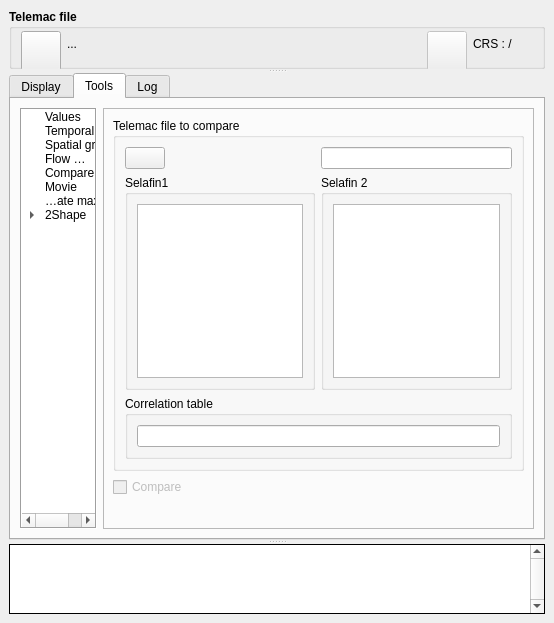
The window that ui/properties.ui (Artelia/PostTelemac) describes before a commit, drawn with Qt 5.
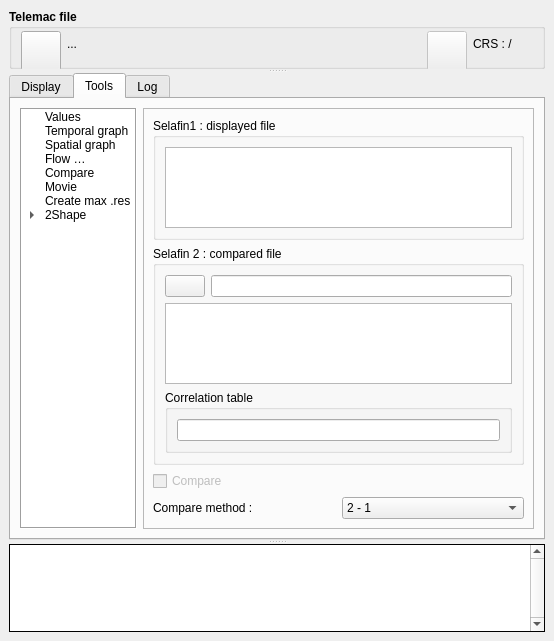
The same window after the commit. The open tabs and pages were chosen to show the change. Icons and pictures are not drawn.

The edit to the form file:
```diff
--- a/ui/properties.ui
+++ b/ui/properties.ui
@@ -7,7 +7,7 @@
     <x>0</x>
     <y>0</y>
     <width>554</width>
-    <height>622</height>
+    <height>641</height>
    </rect>
   </property>
   <property name="sizePolicy">
@@ -19,7 +19,7 @@
   <property name="minimumSize">
    <size>
     <width>554</width>
-    <height>622</height>
+    <height>641</height>
    </size>
   </property>
   <property name="floating">
@@ -1983,64 +1983,76 @@
             </layout>
            </widget>
            <widget class="QWidget" name="page_compare">
-            <layout class="QVBoxLayout" name="verticalLayout_7">
-             <item>
-              <widget class="QGroupBox" name="groupBox_9">
+            <layout class="QGridLayout" name="gridLayout_4">
+             <item row="2" column="0">
+              <widget class="QCheckBox" name="checkBox_6">
+               <property name="enabled">
+                <bool>false</bool>
+               </property>
                <property name="sizePolicy">
-                <sizepolicy hsizetype="Preferred" vsizetype="Preferred">
+                <sizepolicy hsizetype="Preferred" vsizetype="Fixed">
                  <horstretch>0</horstretch>
                  <verstretch>0</verstretch>
                 </sizepolicy>
                </property>
+               <property name="text">
+                <string>Compare</string>
+               </property>
+              </widget>
+             </item>
+             <item row="1" column="0" colspan="2">
+              <widget class="QGroupBox" name="groupBox_11">
                <property name="title">
-                <string>Telemac file to compare</string>
+                <string>Selafin 2 : compared file</string>
                </property>
-               <layout class="QGridLayout" name="gridLayout_4">
-                <item row="3" column="1">
-                 <widget class="QGroupBox" name="groupBox_11">
-                  <property name="title">
-                   <string>Selafin 2</string>
+               <layout class="QGridLayout" name="gridLayout_19">
+                <item row="1" column="1" colspan="2">
+                 <widget class="QTextEdit" name="textEdit_3">
+                  <property name="sizePolicy">
+                   <sizepolicy hsizetype="Preferred" vsizetype="Preferred">
+                    <horstretch>0</horstretch>
+                    <verstretch>0</verstretch>
+                   </sizepolicy>
                   </property>
-                  <layout class="QHBoxLayout" name="horizontalLayout_6">
-                   <item>
-                    <widget class="QTextEdit" name="textEdit_3">
-                     <property name="sizePolicy">
-                      <sizepolicy hsizetype="Preferred" vsizetype="Preferred">
-                       <horstretch>0</horstretch>
-                       <verstretch>0</verstretch>
-                      </sizepolicy>
-                     </property>
-                     <property name="readOnly">
-                      <bool>true</bool>
-                     </property>
-                    </widget>
-                   </item>
-                  </layout>
+                  <property name="readOnly">
+                   <bool>true</bool>
+                  </property>
                  </widget>
                 </item>
-                <item row="3" column="0">
-                 <widget class="QGroupBox" name="groupBox_10">
-                  <property name="title">
-                   <string>Selafin1</string>
+                <item row="0" column="1">
+                 <widget class="QPushButton" name="pushButton_8">
+                  <property name="sizePolicy">
+                   <sizepolicy hsizetype="Fixed" vsizetype="Fixed">
+                    <horstretch>0</horstretch>
+                    <verstretch>0</verstretch>
+                   </sizepolicy>
                   </property>
-                  <layout class="QHBoxLayout" name="horizontalLayout_3">
-                   <item>
-                    <widget class="QTextEdit" name="textEdit_2">
-                     <property name="sizePolicy">
-                      <sizepolicy hsizetype="Preferred" vsizetype="Preferred">
-                       <horstretch>0</horstretch>
-                       <verstretch>0</verstretch>
-                      </sizepolicy>
-                     </property>
-                     <property name="textInteractionFlags">
-                      <set>Qt::NoTextInteraction</set>
-                     </property>
-                    </widget>
-                   </item>
-                  </layout>
+                  <property name="text">
+                   <string/>
+                  </property>
+                  <property name="icon">
+                   <iconset>
+                    <normaloff>:/plugins/PostTelemac/icons/Open_48x48.png</normaloff>:/plugins/PostTelemac/icons/Open_48x48.png</iconset>
+                  </property>
+                  <property name="iconSize">
+                   <size>
+                    <width>20</width>
+                    <height>20</height>
+                   </size>
+                  </property>
                  </widget>
                 </item>
-                <item row="4" column="0" colspan="2">
+                <item row="0" column="2">
+                 <widget class="QLineEdit" name="lineEdit_5">
+                  <property name="sizePolicy">
+                   <sizepolicy hsizetype="Expanding" vsizetype="Fixed">
+                    <horstretch>0</horstretch>
+                    <verstretch>0</verstretch>
+                   </sizepolicy>
+                  </property>
+                 </widget>
+                </item>
+                <item row="2" column="1" colspan="2">
                  <widget class="QGroupBox" name="groupBox_12">
                   <property name="maximumSize">
                    <size>
@@ -2064,71 +2076,52 @@
                   </layout>
                  </widget>
                 </item>
-                <item row="0" column="1">
-                 <widget class="QLineEdit" name="lineEdit_5">
+               </layout>
+              </widget>
+             </item>
+             <item row="0" column="0" colspan="2">
+              <widget class="QGroupBox" name="groupBox_10">
+               <property name="title">
+                <string>Selafin1 : displayed file</string>
+               </property>
+               <layout class="QHBoxLayout" name="horizontalLayout_3">
+                <item>
+                 <widget class="QTextEdit" name="textEdit_2">
                   <property name="sizePolicy">
-                   <sizepolicy hsizetype="Expanding" vsizetype="Fixed">
+                   <sizepolicy hsizetype="Preferred" vsizetype="Preferred">
                     <horstretch>0</horstretch>
                     <verstretch>0</verstretch>
                    </sizepolicy>
                   </property>
-                 </widget>
-                </item>
-                <item row="0" column="0">
-                 <widget class="QPushButton" name="pushButton_8">
-                  <property name="sizePolicy">
-                   <sizepolicy hsizetype="Fixed" vsizetype="Fixed">
-                    <horstretch>0</horstretch>
-                    <verstretch>0</verstretch>
-                   </sizepolicy>
+                  <property name="textInteractionFlags">
+                   <set>Qt::NoTextInteraction</set>
                   </property>
-                  <property name="text">
-                   <string/>
-                  </property>
-                  <property name="icon">
-                   <iconset>
-                    <normaloff>:/plugins/PostTelemac/icons/Open_48x48.png</normaloff>:/plugins/PostTelemac/icons/Open_48x48.png</iconset>
-                  </property>
-                  <property name="iconSize">
-                   <size>
-                    <width>20</width>
-                    <height>20</height>
-                   </size>
-                  </property>
                  </widget>
                 </item>
                </layout>
               </widget>
              </item>
-             <item>
-              <widget class="QCheckBox" name="checkBox_6">
-               <property name="enabled">
-                <bool>false</bool>
-               </property>
-               <property name="sizePolicy">
-                <sizepolicy hsizetype="Preferred" vsizetype="Fixed">
-                 <horstretch>0</horstretch>
-                 <verstretch>0</verstretch>
-                </sizepolicy>
-               </property>
+             <item row="3" column="1">
+              <widget class="QComboBox" name="comboBox_compare_method">
+               <item>
+                <property name="text">
+                 <string>2 - 1</string>
+                </property>
+               </item>
+               <item>
+                <property name="text">
+                 <string>1 - 2</string>
+                </property>
+               </item>
+              </widget>
+             </item>
+             <item row="3" column="0">
+              <widget class="QLabel" name="label_33">
                <property name="text">
-                <string>Compare</string>
+                <string>Compare method : </string>
                </property>
               </widget>
              </item>
-             <item>
-              <spacer name="verticalSpacer_2">
-               <property name="orientation">
-                <enum>Qt::Vertical</enum>
-               </property>
-               <property name="sizeHint" stdset="0">
-                <size>
-                 <width>20</width>
-                 <height>40</height>
-                </size>
-               </property>
-              </spacer>
-             </item>
             </layout>
            </widget>
            <widget class="QWidget" name="page_film">
```
